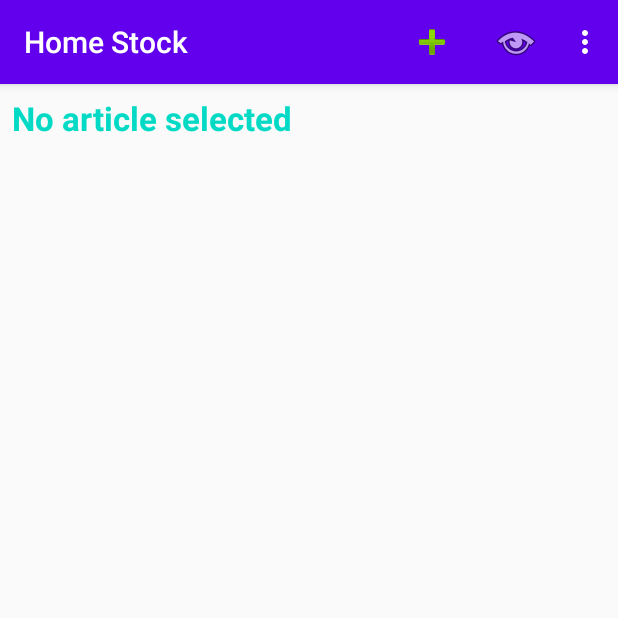
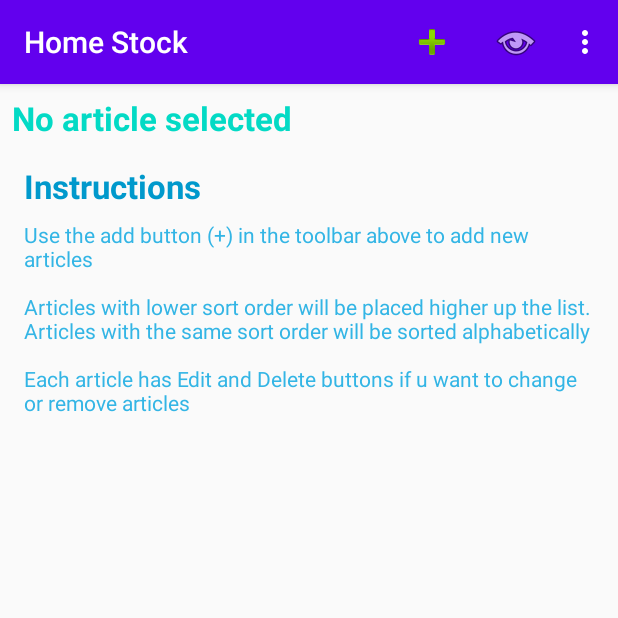
Before and after one commit to InsaneHoge/AndroidApp, an Android app: the screen it shows after launch (MainActivity), on a phone screen of 412 x 824 dp, the top half of it. Run offline under Robolectric (Android 15) with nearby library versions, the light colour scheme and no system bars.

Commit message:
implement Cursor adaptor for the recycler view

```diff
--- a/app/src/main/java/com/clydehoge/homestock/ArticleContract.java
+++ b/app/src/main/java/com/clydehoge/homestock/ArticleContract.java
@@ -17,10 +17,11 @@ public class ArticleContract {
     //Article fields
     public static class Columns{
         public static final String _ID = BaseColumns._ID;
-        public static final String ARTICLE_NAME = "Name";
-        public static final String ARTICLE_DESCRIPTION = "Description";
+        public static final String ARTICLE_NAME = "Name";   //TODO change to barcode and coressponding code
+        public static final String ARTICLE_DESCRIPTION = "Description"; //TODO change in db to "not null"
         public static final String ARTICLE_SORTORDER = "SortOrder";
-//        public static final String ARTICLE_CATEGORY = "category";
+        // TODO public static final String ARTICLE_CATEGORY = "category";
+
 
         private Columns(){
             // prevent instantiation
--- /dev/null
+++ b/app/src/main/java/com/clydehoge/homestock/CursorRecyclerViewAdaptor.java
@@ -0,0 +1,113 @@
+package com.clydehoge.homestock;
+
+import android.database.Cursor;
+import android.util.Log;
+import android.view.LayoutInflater;
+import android.view.View;
+import android.view.ViewGroup;
+import android.widget.ImageButton;
+import android.widget.TextView;
+
+import androidx.annotation.NonNull;
+import androidx.recyclerview.widget.RecyclerView;
+
+/**
+ * created by Clyde Hogenstijn 31-05-20
+ */
+
+class CursorRecyclerViewAdaptor extends RecyclerView.Adapter<CursorRecyclerViewAdaptor.ArticleViewHolder> {
+    private static final String TAG = "CursorRecyclerViewAdapt";
+    private Cursor mCursor;
+
+    public CursorRecyclerViewAdaptor(Cursor mCursor) {
+        Log.d(TAG, "CursorRecyclerViewAdaptor: Constructor called");
+        this.mCursor = mCursor;
+    }
+
+    @NonNull
+    @Override
+    public ArticleViewHolder onCreateViewHolder(@NonNull ViewGroup parent, int viewType) {
+        Log.d(TAG, "onCreateViewHolder: new view requested");
+        View view = LayoutInflater.from(parent.getContext()).inflate(R.layout.article_list_items, parent, false);
+        return new ArticleViewHolder(view);
+    }
+
+    @Override
+    public void onBindViewHolder(@NonNull ArticleViewHolder holder, int position) {
+        Log.d(TAG, "onBindViewHolder: starts with position " + position);
+
+        if ((mCursor == null) || (mCursor.getCount() == 0)) {
+            Log.d(TAG, "onBindViewHolder: providing instructions");
+            holder.name.setText(R.string.instructions_header);
+            holder.description.setText(R.string.instructions);
+            holder.editButton.setVisibility(View.GONE);
+            holder.deleteButton.setVisibility(View.GONE);
+        } else {
+            if (!mCursor.moveToPosition(position)) {
+                throw new IllegalStateException("Couldn't move cursor to position " + position);
+            }
+            holder.name.setText(mCursor.getString(mCursor.getColumnIndex(ArticleContract.Columns.ARTICLE_NAME)));
+            holder.description.setText(mCursor.getString(mCursor.getColumnIndex(ArticleContract.Columns.ARTICLE_DESCRIPTION)));
+            holder.editButton.setVisibility(View.VISIBLE); //TODO add onClickListener
+            holder.deleteButton.setVisibility(View.VISIBLE); //TODO add onClickListener
+        }
+
+    }
+
+    @Override
+    public int getItemCount() {
+        Log.d(TAG, "getItemCount: starts");
+        if ((mCursor == null) || (mCursor.getCount() == 0)) {
+            return 1; // We need to populate a single Viewholder with instructions
+        } else {
+            Log.d(TAG, "getItemCount: mCursor count is "+ mCursor.getCount());
+            return mCursor.getCount();
+        }
+    }
+
+    /**
+     * Swap in a new Cursor, returning the old Cursor.
+     * The returned old Cursor is <em>not</em> closed
+     *
+     * @param newCursor: the new Cursor to be used
+     * @return Retruns the previously set Cursor, or null if there wasn't one.
+     * Note: if the given new Cursor is the same instance as the previously set
+     * Cursor, null is also returned.
+     */
+    Cursor swapCursor(Cursor newCursor) {
+        if (newCursor == mCursor) {
+            return null;
+        }
+
+        final Cursor oldCursor = mCursor;
+        mCursor = newCursor;
+        if (newCursor != null) {
+            // notify the observers about the new Cursor
+            notifyDataSetChanged();
+        } else {
+            //notify the observers about the lack of a data set
+            notifyItemRangeRemoved(0, getItemCount());
+        }
+        return oldCursor;
+    }
+
+    static class ArticleViewHolder extends RecyclerView.ViewHolder {
+        private static final String TAG = "ArticleViewHolder";
+
+        TextView name = null;
+        TextView description = null;
+        ImageButton editButton = null;
+        ImageButton deleteButton = null;
+
+        public ArticleViewHolder(@NonNull View itemView) {
+            super(itemView);
+            Log.d(TAG, "ArticleViewHolder: starts");
+
+            this.name = (TextView) itemView.findViewById(R.id.atl_name);
+            this.description = (TextView) itemView.findViewById(R.id.ali_description);
+            this.editButton = (ImageButton) itemView.findViewById(R.id.ali_edit);
+            this.deleteButton = (ImageButton) itemView.findViewById(R.id.ali_delete_article);
+        }
+    }
+
+}
--- a/app/src/main/java/com/clydehoge/homestock/MainActivityFragment.java
+++ b/app/src/main/java/com/clydehoge/homestock/MainActivityFragment.java
@@ -13,6 +13,8 @@ import androidx.fragment.app.Fragment;
 import androidx.loader.app.LoaderManager;
 import androidx.loader.content.CursorLoader;
 import androidx.loader.content.Loader;
+import androidx.recyclerview.widget.LinearLayoutManager;
+import androidx.recyclerview.widget.RecyclerView;
 
 import java.security.InvalidParameterException;
 
@@ -26,6 +28,8 @@ public class MainActivityFragment extends Fragment implements LoaderManager.Load
     private static final String TAG = "MainActivityFragment";
 
     public static final int LOADER_ID = 0;
+
+    private CursorRecyclerViewAdaptor mAdaptor; //adaptor reference to be used
 
     // TODO: Rename parameter arguments, choose names that match
     // the fragment initialization parameters, e.g. ARG_ITEM_NUMBER
@@ -79,8 +83,16 @@ public class MainActivityFragment extends Fragment implements LoaderManager.Load
     @Override
     public View onCreateView(LayoutInflater inflater, ViewGroup container,
                              Bundle savedInstanceState) {
-        // Inflate the layout for this fragment
-        return inflater.inflate(R.layout.fragment_main, container, false);
+        Log.d(TAG, "onCreateView: starts");
+        View view = inflater.inflate(R.layout.fragment_main, container, false);
+        RecyclerView recyclerView = (RecyclerView) view.findViewById(R.id.article_list);
+        recyclerView.setLayoutManager(new LinearLayoutManager(getContext()));
+
+        mAdaptor = new CursorRecyclerViewAdaptor(null);
+        recyclerView.setAdapter(mAdaptor);
+
+        Log.d(TAG, "onCreateView: returning");
+        return view;
     }
 
     @NonNull
@@ -109,23 +121,15 @@ public class MainActivityFragment extends Fragment implements LoaderManager.Load
     @Override
     public void onLoadFinished(@NonNull Loader<Cursor> loader, Cursor data) {
         Log.d(TAG, "Entering onLoadFinished");
-        int count = -1;
+        mAdaptor.swapCursor(data);
+        int count = mAdaptor.getItemCount();
 
-        if (data != null) {
-            while (data.moveToNext()) {
-                for (int i = 0; i < data.getColumnCount(); i++) {
-                    Log.d(TAG, "onLoadFinished: " + data.getColumnName(i) + ": " + data.getString(i));
-                }
-                Log.d(TAG, "onLoadFinished: ==============================");
-            }
-            count = data.getCount();
-        }
         Log.d(TAG, "onLoadFinished: count is " + count);
-
     }
 
     @Override
     public void onLoaderReset(@NonNull Loader<Cursor> loader) {
         Log.d(TAG, "onLoaderReset: starts");
+        mAdaptor.swapCursor(null);
     }
 }
--- a/app/src/main/res/values/strings.xml
+++ b/app/src/main/res/values/strings.xml
@@ -30,4 +30,6 @@
     <string name="addedit_sortorder_hint">Sort order: sorts low to high</string>
     <string name="addedit_save_text">Add article</string>
     <string name="title_activity_add_edit">AddEditActivity</string>
+    <string name="instructions_header">Instructions</string>
+    <string name="instructions">Use the add button (+) in the toolbar above to add new articles\n\nArticles with lower sort order will be placed higher up the list. Articles with the same sort order will be sorted alphabetically\n\nEach article has Edit and Delete buttons if u want to change or remove articles</string>
 </resources>
```
Also changed, not shown: app/src/main/java/com/clydehoge/homestock/AppProvider.java (+41 -10 lines).
